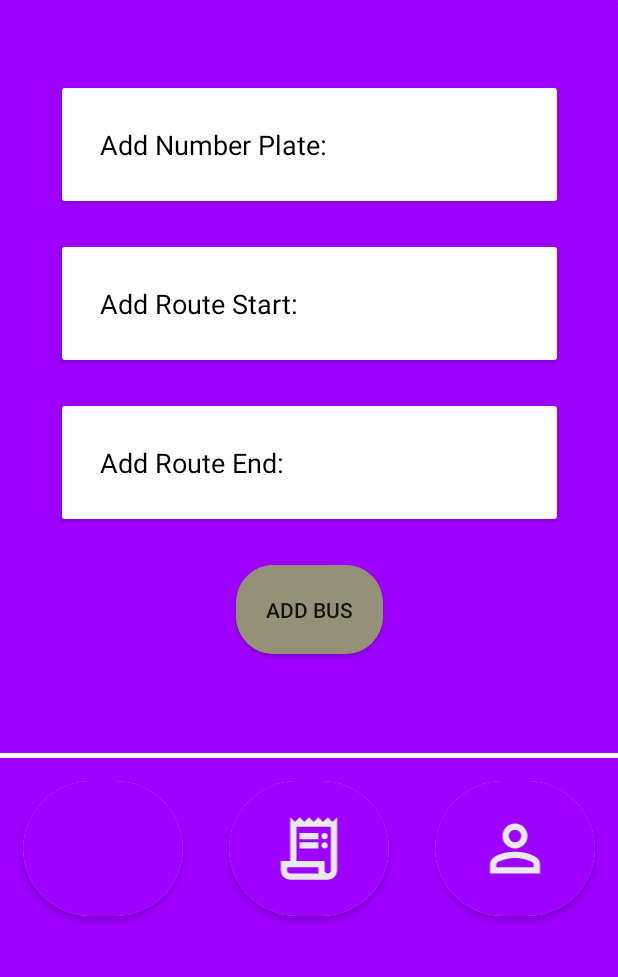
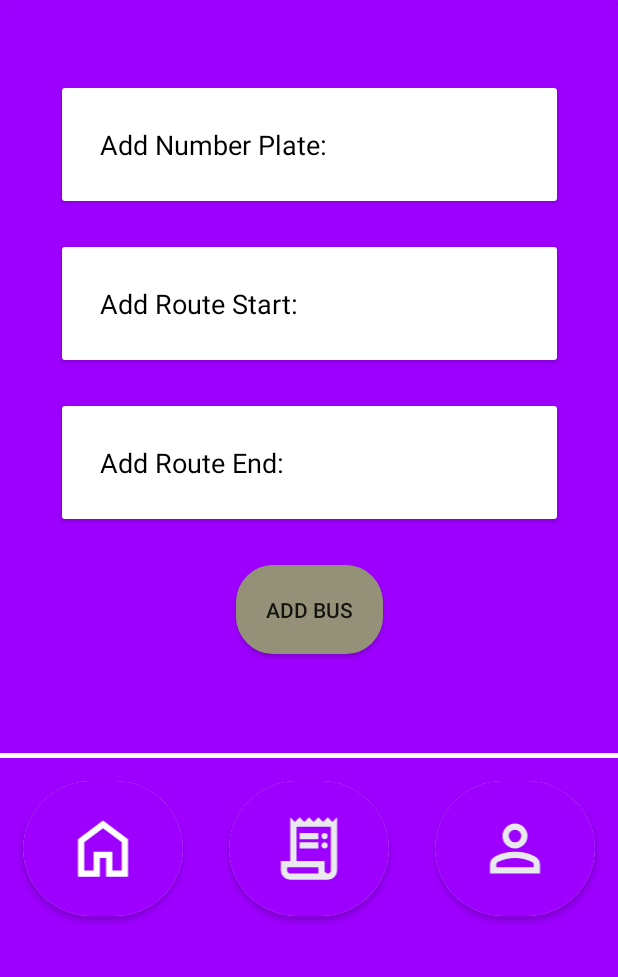
Before and after one commit to James-Muthama/Matatu-Pap-Admin-App, an Android app: the AddBusPageActivity screen opened directly, with no data from a screen before it, on a phone screen of 412 x 824 dp, the part 259-1236 px from its top. Run offline under Robolectric (Android 15) with nearby library versions, the phone set to English and light mode, and no system bars.

Commit message:
Changed home_icon colour

```diff
--- a/app/src/main/res/layout/add_bus_page.xml
+++ b/app/src/main/res/layout/add_bus_page.xml
@@ -206,7 +206,8 @@
                 android:background="#9D00FF"
                 android:contentDescription="@string/home_icon_description"
                 android:padding="20dp"
-                android:src="@drawable/home_icon" /> <!-- Content description added -->
+                android:src="@drawable/home_icon"
+                app:tint="#FFFFFF"/> <!-- Content description added -->
 
         </androidx.cardview.widget.CardView>
 
--- a/app/src/main/res/layout/add_route_page.xml
+++ b/app/src/main/res/layout/add_route_page.xml
@@ -227,7 +227,8 @@
                 android:background="#9D00FF"
                 android:contentDescription="@string/home_icon_description"
                 android:padding="20dp"
-                android:src="@drawable/home_icon" /> <!-- Content description added -->
+                android:src="@drawable/home_icon"
+                app:tint="#FFFFFF"/> <!-- Content description added -->
 
         </androidx.cardview.widget.CardView>
 
--- a/app/src/main/res/layout/change_route_prices_page.xml
+++ b/app/src/main/res/layout/change_route_prices_page.xml
@@ -48,7 +48,8 @@
                 android:background="#9D00FF"
                 android:contentDescription="@string/home_icon_description"
                 android:padding="20dp"
-                android:src="@drawable/home_icon" /> <!-- Content description added -->
+                android:src="@drawable/home_icon"
+                app:tint="#FFFFFF"/> <!-- Content description added -->
 
         </androidx.cardview.widget.CardView>
 
--- a/app/src/main/res/layout/remove_bus_page.xml
+++ b/app/src/main/res/layout/remove_bus_page.xml
@@ -48,7 +48,8 @@
                 android:background="#9D00FF"
                 android:contentDescription="@string/home_icon_description"
                 android:padding="20dp"
-                android:src="@drawable/home_icon" /> <!-- Content description added -->
+                android:src="@drawable/home_icon"
+                app:tint="#FFFFFF"/> <!-- Content description added -->
 
         </androidx.cardview.widget.CardView>
 
```
